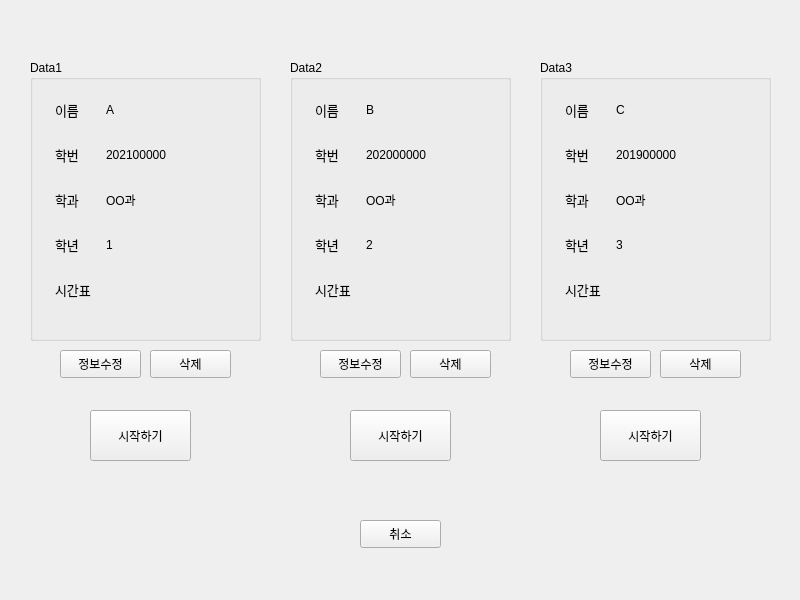
hyeji1221/Sangmyung_Simulation_Game, file Final/first_screen/SaveInformation_screen.ui: the form before one commit.
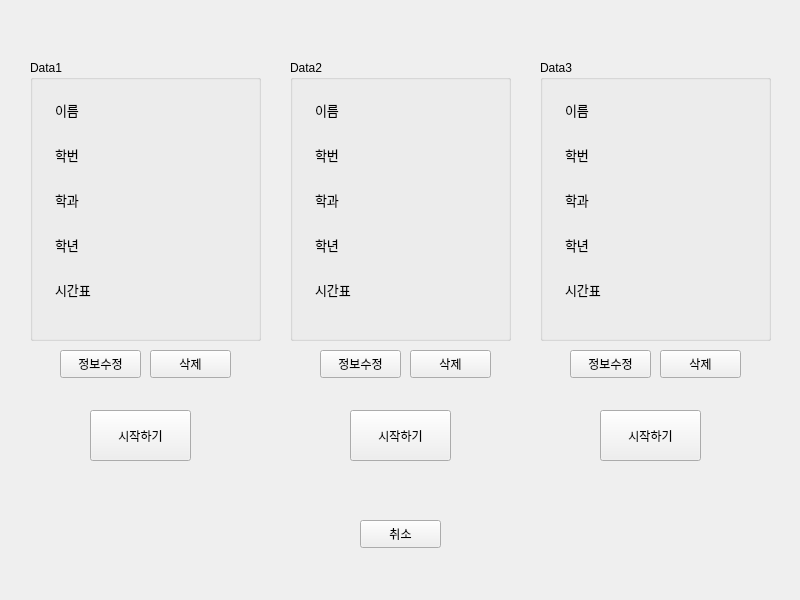
The form after the commit.

Diff of the .ui file:
```diff
--- a/Final/first_screen/SaveInformation_screen.ui
+++ b/Final/first_screen/SaveInformation_screen.ui
@@ -136,28 +136,28 @@
      <item row="4" column="1">
       <widget class="QLabel" name="Data1_grade">
        <property name="text">
-        <string>1</string>
+        <string/>
        </property>
       </widget>
      </item>
      <item row="1" column="1">
       <widget class="QLabel" name="Data1_name">
        <property name="text">
-        <string>A</string>
+        <string/>
        </property>
       </widget>
      </item>
      <item row="2" column="1">
       <widget class="QLabel" name="Data1_ID">
        <property name="text">
-        <string>202100000</string>
+        <string/>
        </property>
       </widget>
      </item>
      <item row="3" column="1">
       <widget class="QLabel" name="Data1_department">
        <property name="text">
-        <string>OO과</string>
+        <string/>
        </property>
       </widget>
      </item>
@@ -213,7 +213,7 @@
      <item row="1" column="1">
       <widget class="QLabel" name="Data2_name">
        <property name="text">
-        <string>B</string>
+        <string/>
        </property>
       </widget>
      </item>
@@ -256,7 +256,7 @@
      <item row="4" column="1">
       <widget class="QLabel" name="Data2_grade">
        <property name="text">
-        <string>2</string>
+        <string/>
        </property>
       </widget>
      </item>
@@ -275,14 +275,14 @@
      <item row="2" column="1">
       <widget class="QLabel" name="Data2_ID">
        <property name="text">
-        <string>202000000</string>
+        <string/>
        </property>
       </widget>
      </item>
      <item row="3" column="1">
       <widget class="QLabel" name="Data2_department">
        <property name="text">
-        <string>OO과</string>
+        <string/>
        </property>
       </widget>
      </item>
@@ -386,28 +386,28 @@
      <item row="4" column="1">
       <widget class="QLabel" name="Data3_grade">
        <property name="text">
-        <string>3</string>
+        <string/>
        </property>
       </widget>
      </item>
      <item row="1" column="1">
       <widget class="QLabel" name="Data3_name">
        <property name="text">
-        <string>C</string>
+        <string/>
        </property>
       </widget>
      </item>
      <item row="2" column="1">
       <widget class="QLabel" name="Data3_ID">
        <property name="text">
-        <string>201900000</string>
+        <string/>
        </property>
       </widget>
      </item>
      <item row="3" column="1">
       <widget class="QLabel" name="Data3_department">
        <property name="text">
-        <string>OO과</string>
+        <string/>
        </property>
       </widget>
      </item>
```
